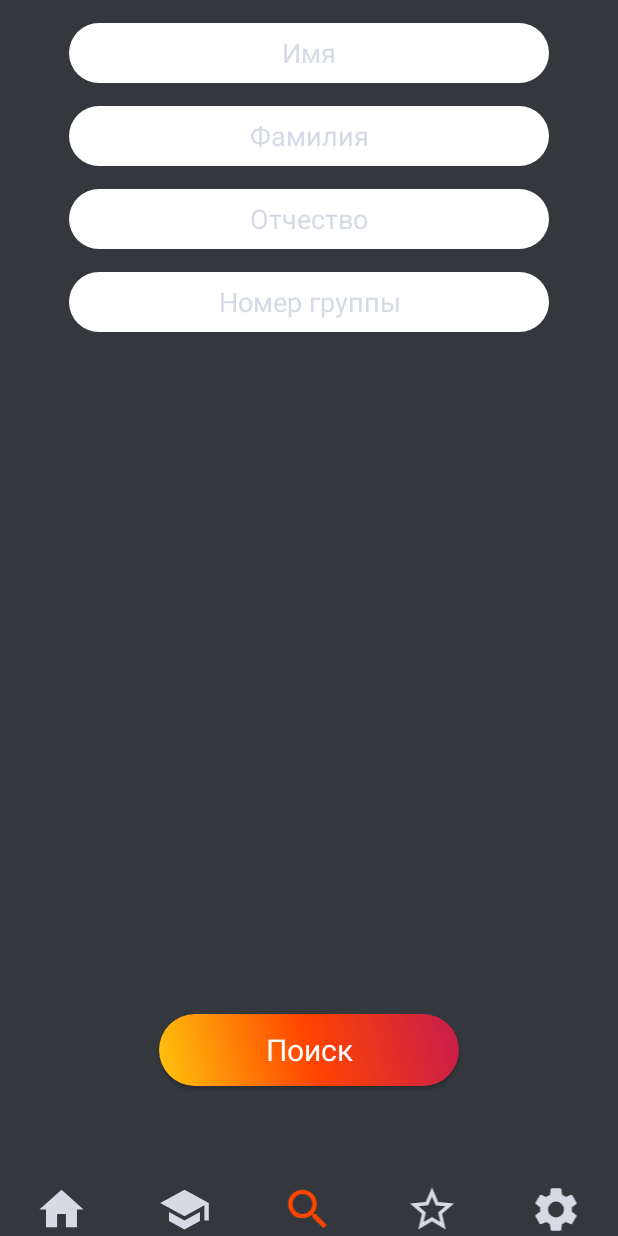
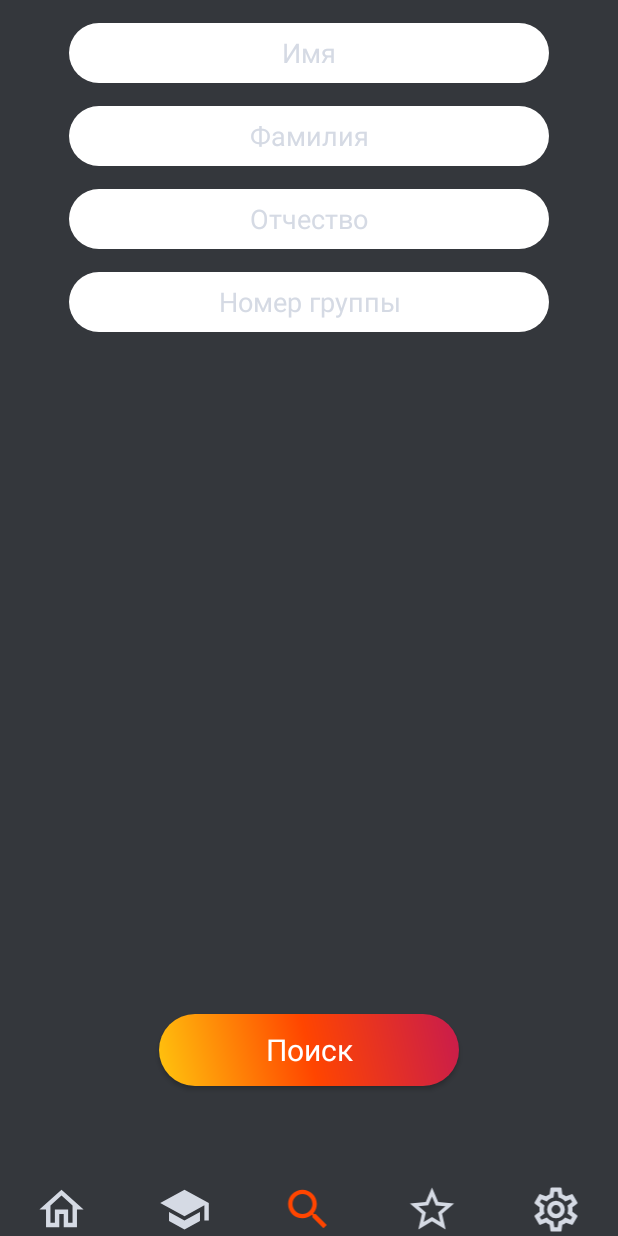
Before and after one commit to Kononkov1998/studentachievements, an Android app: the SearchActivity screen opened directly, with no data from a screen before it, after a tap on "Поиск", on a phone screen of 412 x 824 dp. Run offline under Robolectric (Android 15) with nearby library versions, the phone set to English and light mode, and no system bars.

Commit message:
Добавлена возможность вернуться в SearchActivity из SearhResultsActivity через нижнее меню, изменены иконки нижнего меню, при успешном поиске поля в SearchActivity очищаются

```diff
--- a/src/main/java/com/example/jenya/studentachievements/Requests.java
+++ b/src/main/java/com/example/jenya/studentachievements/Requests.java
@@ -8,6 +8,7 @@ import android.widget.Toast;
 
 import com.example.jenya.studentachievements.activities.AuthActivity;
 import com.example.jenya.studentachievements.activities.ProfileActivity;
+import com.example.jenya.studentachievements.activities.SearchActivity;
 import com.example.jenya.studentachievements.activities.SearchResultsActivity;
 import com.example.jenya.studentachievements.models.User;
 import com.example.jenya.studentachievements.models.UserInfo;
@@ -24,7 +25,7 @@ import retrofit2.Retrofit;
 import retrofit2.converter.gson.GsonConverterFactory;
 
 public class Requests {
-    private static final String URL = "http://900f9566.ngrok.io";
+    private static final String URL = "https://f7399887.ngrok.io";
     private Retrofit retrofit;
     private UserApi userApi;
     private static Requests instance;
@@ -176,7 +177,7 @@ public class Requests {
             @Override
             public void onResponse(@NonNull Call<UserInfo[]> call, @NonNull Response<UserInfo[]> response) {
                 if (response.isSuccessful()) {
-                    // рез-ты поиска
+                    SearchActivity.searchSuccessful();
                     ArrayList<UserInfo> students = new ArrayList<>(Arrays.asList(response.body()));
 
                     Intent intent = new Intent(ctx, SearchResultsActivity.class);
--- a/src/main/java/com/example/jenya/studentachievements/activities/SearchActivity.java
+++ b/src/main/java/com/example/jenya/studentachievements/activities/SearchActivity.java
@@ -16,6 +16,7 @@ import com.example.jenya.studentachievements.SharedPreferencesActions;
 public class SearchActivity extends AppCompatActivity {
 
     private Button btn;
+    private static boolean isSearchSuccessful;
 
     @Override
     protected void onCreate(Bundle savedInstanceState) {
@@ -23,6 +24,7 @@ public class SearchActivity extends AppCompatActivity {
         setRequestedOrientation(ActivityInfo.SCREEN_ORIENTATION_PORTRAIT);
         setContentView(R.layout.activity_search);
 
+        isSearchSuccessful = false;
         ((EditText) findViewById(R.id.textViewName)).setText(SharedPreferencesActions.read("name", this));
         ((EditText) findViewById(R.id.textViewSurname)).setText(SharedPreferencesActions.read("surname", this));
         ((EditText) findViewById(R.id.textViewPatronymic)).setText(SharedPreferencesActions.read("patronymic", this));
@@ -43,11 +45,40 @@ public class SearchActivity extends AppCompatActivity {
 
     @Override
     public void onSaveInstanceState(Bundle savedInstanceState) {
-        SharedPreferencesActions.save("name", ((EditText) findViewById(R.id.textViewName)).getText().toString(), this);
-        SharedPreferencesActions.save("surname", ((EditText) findViewById(R.id.textViewSurname)).getText().toString(), this);
-        SharedPreferencesActions.save("patronymic", ((EditText) findViewById(R.id.textViewPatronymic)).getText().toString(), this);
-        SharedPreferencesActions.save("group", ((EditText) findViewById(R.id.textViewGroup)).getText().toString(), this);
+        if (isSearchSuccessful) {
+            SharedPreferencesActions.delete("name", this);
+            SharedPreferencesActions.delete("surname", this);
+            SharedPreferencesActions.delete("patronymic", this);
+            SharedPreferencesActions.delete("group", this);
+
+        } else {
+            SharedPreferencesActions.save("name", ((EditText) findViewById(R.id.textViewName)).getText().toString(), this);
+            SharedPreferencesActions.save("surname", ((EditText) findViewById(R.id.textViewSurname)).getText().toString(), this);
+            SharedPreferencesActions.save("patronymic", ((EditText) findViewById(R.id.textViewPatronymic)).getText().toString(), this);
+            SharedPreferencesActions.save("group", ((EditText) findViewById(R.id.textViewGroup)).getText().toString(), this);
+        }
         super.onSaveInstanceState(savedInstanceState);
+    }
+
+    public void search(View view) {
+        String name = ((EditText) findViewById(R.id.textViewName)).getText().toString().trim();
+        String surname = ((EditText) findViewById(R.id.textViewSurname)).getText().toString().trim();
+        String patronymic = ((EditText) findViewById(R.id.textViewPatronymic)).getText().toString().trim();
+        String group = ((EditText) findViewById(R.id.textViewGroup)).getText().toString().trim();
+
+        if (name.isEmpty() && surname.isEmpty() && patronymic.isEmpty() && group.isEmpty()) {
+            Toast.makeText(this, "Заполните хотя бы одно поле!", Toast.LENGTH_LONG).show();
+            return;
+        }
+
+        String fio = String.format("%s %s %s", surname, name, patronymic);
+        btn.getBackground().setAlpha(100);
+        btn.setEnabled(false);
+        Requests.getInstance().studentSearch(SharedPreferencesActions.read("token", this), group, fio.trim(), this, btn);
+    }
+
+    public static void searchSuccessful(){
+        isSearchSuccessful = true;
     }
 
     public void openProfile(View view) {
@@ -69,23 +100,4 @@ public class SearchActivity extends AppCompatActivity {
         Intent intent = new Intent(this, GradeActivity.class);
         startActivity(intent);
     }
-
-    public void search(View view)
-    {
-        String name = ((EditText) findViewById(R.id.textViewName)).getText().toString().trim();
-        String surname = ((EditText) findViewById(R.id.textViewSurname)).getText().toString().trim();
-        String patronymic = ((EditText) findViewById(R.id.textViewPatronymic)).getText().toString().trim();
-        String group = ((EditText) findViewById(R.id.textViewGroup)).getText().toString().trim();
-
-        if (name.isEmpty() && surname.isEmpty() && patronymic.isEmpty() && group.isEmpty())
-        {
-            Toast.makeText(this, "Заполните хотя бы одно поле!", Toast.LENGTH_LONG).show();
-            return;
-        }
-
-        String fio = String.format("%s %s %s", surname, name, patronymic);
-        btn.getBackground().setAlpha(100);
-        btn.setEnabled(false);
-        Requests.getInstance().studentSearch(SharedPreferencesActions.read("token", this), group, fio.trim(), this, btn);
-    }
 }
--- a/src/main/java/com/example/jenya/studentachievements/activities/SearchResultsActivity.java
+++ b/src/main/java/com/example/jenya/studentachievements/activities/SearchResultsActivity.java
@@ -5,7 +5,6 @@ import android.content.pm.ActivityInfo;
 import android.os.Bundle;
 import android.support.v7.app.AppCompatActivity;
 import android.view.View;
-import android.widget.EditText;
 import android.widget.ListView;
 
 import com.example.jenya.studentachievements.R;
@@ -50,6 +49,11 @@ public class SearchResultsActivity extends AppCompatActivity {
         startActivity(intent);
     }
 
+    public void openSearch(View view) {
+        Intent intent = new Intent(this, SearchActivity.class);
+        startActivity(intent);
+    }
+
     public void openGrade(View view) {
         Intent intent = new Intent(this, GradeActivity.class);
         startActivity(intent);
--- a/src/main/res/drawable/ic_home_grey_24dp.xml
+++ b/src/main/res/drawable/ic_home_grey_24dp.xml
@@ -1,5 +1,9 @@
-<vector android:height="24dp" android:tint="#D5DAE4"
-    android:viewportHeight="24.0" android:viewportWidth="24.0"
-    android:width="24dp" xmlns:android="http://schemas.android.com/apk/res/android">
-    <path android:fillColor="#FF000000" android:pathData="M10,20v-6h4v6h5v-8h3L12,3 2,12h3v8z"/>
+<vector xmlns:android="http://schemas.android.com/apk/res/android"
+    android:width="24dp"
+    android:height="24dp"
+    android:viewportWidth="24"
+    android:viewportHeight="24">
+    <path
+        android:fillColor="#D5DAE4"
+        android:pathData="M12 5.69L17 10.19V18H15V12H9V18H7V10.19L12 5.69M12 3L2 12H5V20H11V14H13V20H19V12H22L12 3Z" />
 </vector>
--- a/src/main/res/drawable/ic_search_orange_24dp.xml
+++ b/src/main/res/drawable/ic_search_orange_24dp.xml
@@ -1,5 +1,9 @@
-<vector android:height="24dp" android:tint="#FF4500"
-    android:viewportHeight="24.0" android:viewportWidth="24.0"
-    android:width="24dp" xmlns:android="http://schemas.android.com/apk/res/android">
-    <path android:fillColor="#FF000000" android:pathData="M15.5,14h-0.79l-0.28,-0.27C15.41,12.59 16,11.11 16,9.5 16,5.91 13.09,3 9.5,3S3,5.91 3,9.5 5.91,16 9.5,16c1.61,0 3.09,-0.59 4.23,-1.57l0.27,0.28v0.79l5,4.99L20.49,19l-4.99,-5zM9.5,14C7.01,14 5,11.99 5,9.5S7.01,5 9.5,5 14,7.01 14,9.5 11.99,14 9.5,14z"/>
+<vector xmlns:android="http://schemas.android.com/apk/res/android"
+    android:width="24dp"
+    android:height="24dp"
+    android:viewportWidth="24.0"
+    android:viewportHeight="24.0">
+    <path
+        android:fillColor="#FF4500"
+        android:pathData="M15.5,14h-0.79l-0.28,-0.27C15.41,12.59 16,11.11 16,9.5 16,5.91 13.09,3 9.5,3S3,5.91 3,9.5 5.91,16 9.5,16c1.61,0 3.09,-0.59 4.23,-1.57l0.27,0.28v0.79l5,4.99L20.49,19l-4.99,-5zM9.5,14C7.01,14 5,11.99 5,9.5S7.01,5 9.5,5 14,7.01 14,9.5 11.99,14 9.5,14z" />
 </vector>
--- a/src/main/res/drawable/ic_settings_grey_24dp.xml
+++ b/src/main/res/drawable/ic_settings_grey_24dp.xml
@@ -1,5 +1,9 @@
-<vector android:height="24dp" android:tint="#D5DAE4"
-    android:viewportHeight="24" android:viewportWidth="24"
-    android:width="24dp" xmlns:android="http://schemas.android.com/apk/res/android">
-    <path android:fillColor="#FF000000" android:pathData="M19.1,12.9a2.8,2.8 0,0 0,0.1 -0.9,2.8 2.8,0 0,0 -0.1,-0.9l2.1,-1.6a0.7,0.7 0,0 0,0.1 -0.6L19.4,5.5a0.7,0.7 0,0 0,-0.6 -0.2l-2.4,1a6.5,6.5 0,0 0,-1.6 -0.9l-0.4,-2.6a0.5,0.5 0,0 0,-0.5 -0.4H10.1a0.5,0.5 0,0 0,-0.5 0.4L9.3,5.4a5.6,5.6 0,0 0,-1.7 0.9l-2.4,-1a0.4,0.4 0,0 0,-0.5 0.2l-2,3.4c-0.1,0.2 0,0.4 0.2,0.6l2,1.6a2.8,2.8 0,0 0,-0.1 0.9,2.8 2.8,0 0,0 0.1,0.9L2.8,14.5a0.7,0.7 0,0 0,-0.1 0.6l1.9,3.4a0.7,0.7 0,0 0,0.6 0.2l2.4,-1a6.5,6.5 0,0 0,1.6 0.9l0.4,2.6a0.5,0.5 0,0 0,0.5 0.4h3.8a0.5,0.5 0,0 0,0.5 -0.4l0.3,-2.6a5.6,5.6 0,0 0,1.7 -0.9l2.4,1a0.4,0.4 0,0 0,0.5 -0.2l2,-3.4c0.1,-0.2 0,-0.4 -0.2,-0.6ZM12,15.6A3.6,3.6 0,1 1,15.6 12,3.6 3.6,0 0,1 12,15.6Z"/>
+<vector xmlns:android="http://schemas.android.com/apk/res/android"
+    android:width="24dp"
+    android:height="24dp"
+    android:viewportWidth="24"
+    android:viewportHeight="24">
+    <path
+        android:fillColor="#D5DAE4"
+        android:pathData="M12,8A4,4 0 0,1 16,12A4,4 0 0,1 12,16A4,4 0 0,1 8,12A4,4 0 0,1 12,8M12,10A2,2 0 0,0 10,12A2,2 0 0,0 12,14A2,2 0 0,0 14,12A2,2 0 0,0 12,10M10,22C9.75,22 9.54,21.82 9.5,21.58L9.13,18.93C8.5,18.68 7.96,18.34 7.44,17.94L4.95,18.95C4.73,19.03 4.46,18.95 4.34,18.73L2.34,15.27C2.21,15.05 2.27,14.78 2.46,14.63L4.57,12.97L4.5,12L4.57,11L2.46,9.37C2.27,9.22 2.21,8.95 2.34,8.73L4.34,5.27C4.46,5.05 4.73,4.96 4.95,5.05L7.44,6.05C7.96,5.66 8.5,5.32 9.13,5.07L9.5,2.42C9.54,2.18 9.75,2 10,2H14C14.25,2 14.46,2.18 14.5,2.42L14.87,5.07C15.5,5.32 16.04,5.66 16.56,6.05L19.05,5.05C19.27,4.96 19.54,5.05 19.66,5.27L21.66,8.73C21.79,8.95 21.73,9.22 21.54,9.37L19.43,11L19.5,12L19.43,13L21.54,14.63C21.73,14.78 21.79,15.05 21.66,15.27L19.66,18.73C19.54,18.95 19.27,19.04 19.05,18.95L16.56,17.95C16.04,18.34 15.5,18.68 14.87,18.93L14.5,21.58C14.46,21.82 14.25,22 14,22H10M11.25,4L10.88,6.61C9.68,6.86 8.62,7.5 7.85,8.39L5.44,7.35L4.69,8.65L6.8,10.2C6.4,11.37 6.4,12.64 6.8,13.8L4.68,15.36L5.43,16.66L7.86,15.62C8.63,16.5 9.68,17.14 10.87,17.38L11.24,20H12.76L13.13,17.39C14.32,17.14 15.37,16.5 16.14,15.62L18.57,16.66L19.32,15.36L17.2,13.81C17.6,12.64 17.6,11.37 17.2,10.2L19.31,8.65L18.56,7.35L16.15,8.39C15.38,7.5 14.32,6.86 13.12,6.62L12.75,4H11.25Z" />
 </vector>
--- a/src/main/res/drawable/ic_star_border_grey_24dp.xml
+++ b/src/main/res/drawable/ic_star_border_grey_24dp.xml
@@ -1,5 +1,9 @@
-<vector android:height="24dp" android:tint="#D5DAE4"
-    android:viewportHeight="24.0" android:viewportWidth="24.0"
-    android:width="24dp" xmlns:android="http://schemas.android.com/apk/res/android">
-    <path android:fillColor="#FF000000" android:pathData="M22,9.24l-7.19,-0.62L12,2 9.19,8.63 2,9.24l5.46,4.73L5.82,21 12,17.27 18.18,21l-1.63,-7.03L22,9.24zM12,15.4l-3.76,2.27 1,-4.28 -3.32,-2.88 4.38,-0.38L12,6.1l1.71,4.04 4.38,0.38 -3.32,2.88 1,4.28L12,15.4z"/>
+<vector xmlns:android="http://schemas.android.com/apk/res/android"
+    android:width="24dp"
+    android:height="24dp"
+    android:viewportWidth="24.0"
+    android:viewportHeight="24.0">
+    <path
+        android:fillColor="#D5DAE4"
+        android:pathData="M22,9.24l-7.19,-0.62L12,2 9.19,8.63 2,9.24l5.46,4.73L5.82,21 12,17.27 18.18,21l-1.63,-7.03L22,9.24zM12,15.4l-3.76,2.27 1,-4.28 -3.32,-2.88 4.38,-0.38L12,6.1l1.71,4.04 4.38,0.38 -3.32,2.88 1,4.28L12,15.4z" />
 </vector>
```
Also changed, not shown: src/main/res/drawable/ic_home_orange_24dp.xml (+8 -4 lines), src/main/res/drawable/ic_search_grey_24dp.xml (+8 -4 lines), src/main/res/drawable/ic_settings_orange_24dp.xml (+8 -4 lines), src/main/res/drawable/ic_star_border_orange_24dp.xml (+8 -4 lines), src/main/res/layout/activity_searchresults.xml (+6 -9 lines), 2 other files.
